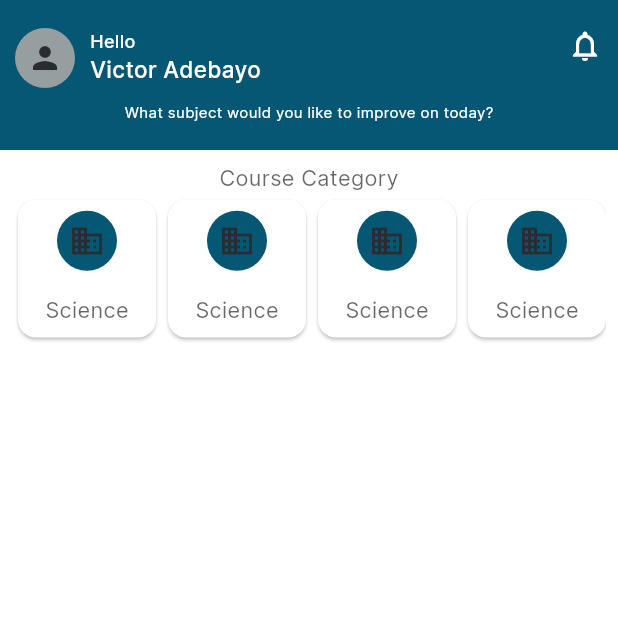
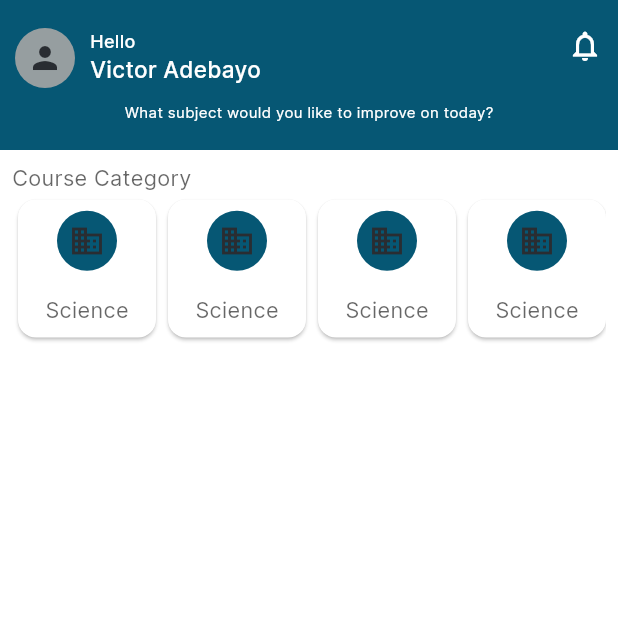
Before and after one commit to xanderelsmith/hermoine, a Flutter app: the HomePage screen opened directly, on a phone screen of 412 x 824 dp, the top half of it. Run offline on Flutter 3.47's test engine with Material 3 defaults, Android fonts, the phone set to English and light mode, and no system bars; our stand-ins replace cached_network_image, cloud_firestore, file_picker, firebase_auth, firebase_core, flutter_gemini and 4 more; missing offline and left inert: syncfusion_flutter_pdf, syncfusion_flutter_pdfviewer; accounts and stored records are empty.

Commit message:
fixed homepage render issue

```diff
--- a/lib/src/features/home/presentation/pages/homepage.dart
+++ b/lib/src/features/home/presentation/pages/homepage.dart
@@ -20,11 +20,13 @@ class HomePage extends StatelessWidget {
       body: Padding(
         padding: const EdgeInsets.all(8.0),
         child: Column(
+          crossAxisAlignment: CrossAxisAlignment.start,
           children: [
             const Text('Course Category'),
-            Container(
+            SizedBox(
               height: 100,
               child: ListView.builder(
+                  itemCount: 5,
                   scrollDirection: Axis.horizontal,
                   itemBuilder: (context, index) => const SizedBox(
                         height: 100,
```
